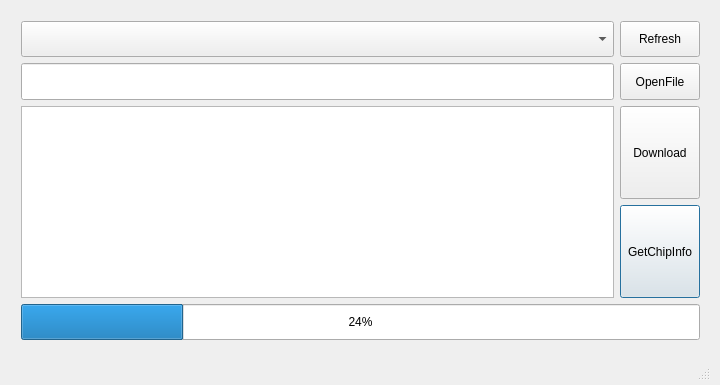
First picture: the form in ComAssistant/stm32isp_dialog.ui, repository petertheprocess/ComAssistant, before the edit.
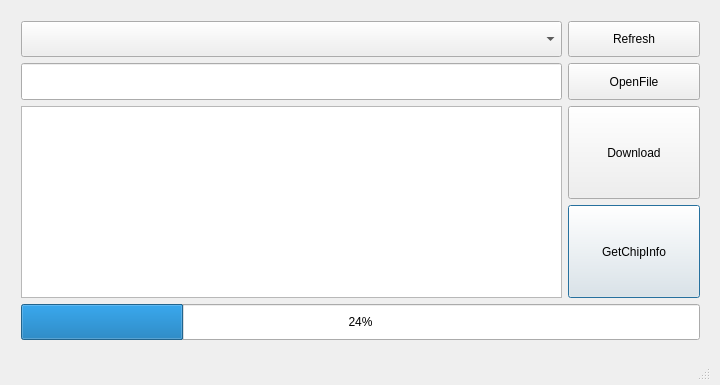
Second picture: the form after the edit.

The edit to the form file:
```diff
--- a/ComAssistant/stm32isp_dialog.ui
+++ b/ComAssistant/stm32isp_dialog.ui
@@ -22,7 +22,7 @@
      <height>341</height>
     </rect>
    </property>
-   <layout class="QGridLayout" name="gridLayout" rowstretch="0,0,0,0,0,0,0,0,0,0,0,0,0,0,0,0" columnstretch="1,0,0,0">
+   <layout class="QGridLayout" name="gridLayout" rowstretch="0,0,0,0,0,0,0,0,0,0,0,0,0,0,0,0" columnstretch="2,1,1,1">
     <item row="0" column="0" colspan="3">
      <widget class="QComboBox" name="com">
       <property name="sizePolicy">
```
